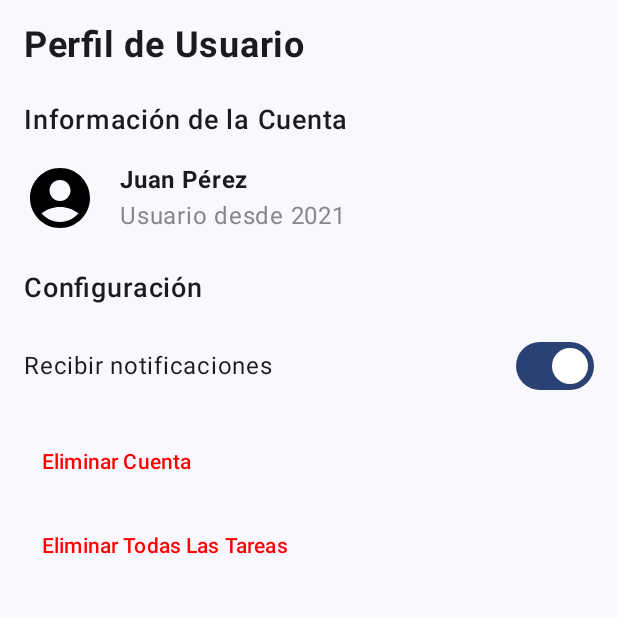
After one commit to EDERANDER/Aplicacion-de-tareas-Android-Studio-Kotlin-Spring-boot, an Android app built with Jetpack Compose: the composable ProfileScreen shown on its own in the app's theme, on a phone screen of 412 x 824 dp, the top half of it. The commit adds this screen. Run offline under Robolectric (Android 15) with nearby library versions, the phone set to English and light mode, and no system bars.

Commit message:
creando la opcion de perfil para usuario

```diff
--- a/app/src/main/java/com/unap/aplicaciontareasfinal/ui/theme/inicioSesion/LoginActivity.kt
+++ b/app/src/main/java/com/unap/aplicaciontareasfinal/ui/theme/inicioSesion/LoginActivity.kt
@@ -18,7 +18,7 @@ import androidx.compose.ui.text.input.PasswordVisualTransformation
 import androidx.compose.ui.text.style.TextAlign
 import androidx.compose.ui.unit.dp
 import androidx.compose.ui.unit.sp
-import com.unap.aplicaciontareasfinal.RegisterActivity
+import com.unap.aplicaciontareasfinal.ui.theme.inicioSesion.RegisterActivity
 import com.unap.aplicaciontareasfinal.ui.theme.AplicacionTareasFinalTheme
 
 class LoginActivity : ComponentActivity() {
--- a/app/src/main/java/com/unap/aplicaciontareasfinal/ui/theme/inicioSesion/RegisterActivity.kt
+++ b/app/src/main/java/com/unap/aplicaciontareasfinal/ui/theme/inicioSesion/RegisterActivity.kt
@@ -1,4 +1,4 @@
-package com.unap.aplicaciontareasfinal
+package com.unap.aplicaciontareasfinal.ui.theme.inicioSesion
 
 import android.content.Intent
 import android.os.Bundle
@@ -18,12 +18,13 @@ import androidx.compose.ui.text.input.PasswordVisualTransformation
 import androidx.compose.ui.text.style.TextAlign
 import androidx.compose.ui.unit.dp
 import androidx.compose.ui.unit.sp
-import com.unap.aplicaciontareasfinal.ui.theme.inicioSesion.LoginActivity
+import com.unap.aplicaciontareasfinal.ui.theme.AplicacionTareasFinalTheme
 
 class RegisterActivity : ComponentActivity() {
     override fun onCreate(savedInstanceState: Bundle?) {
         super.onCreate(savedInstanceState)
         setContent {
+            AplicacionTareasFinalTheme {
                 RegisterScreen(
                     onRegisterClick = {
                         // Aquí puedes guardar los datos o validar el registro
@@ -35,6 +36,7 @@ class RegisterActivity : ComponentActivity() {
                         finish()
                     }
                 )
+            }
         }
     }
 }
--- /dev/null
+++ b/app/src/main/java/com/unap/aplicaciontareasfinal/ui/theme/perfil/ProfileScreen.kt
@@ -0,0 +1,123 @@
+package com.unap.aplicaciontareasfinal.ui.theme.perfil
+
+import androidx.compose.foundation.Image
+import androidx.compose.foundation.layout.*
+import androidx.compose.material.icons.Icons
+import androidx.compose.material.icons.filled.AccountCircle
+import androidx.compose.material3.*
+import androidx.compose.runtime.*
+import androidx.compose.ui.Alignment
+import androidx.compose.ui.Modifier
+import androidx.compose.ui.graphics.Color
+import androidx.compose.ui.graphics.vector.ImageVector
+import androidx.compose.ui.text.font.FontWeight
+import androidx.compose.ui.unit.dp
+import androidx.compose.ui.unit.sp
+
+@Composable
+fun ProfileScreen() {
+    var showDeleteAccountDialog by remember { mutableStateOf(false) }
+    var showDeleteTasksDialog by remember { mutableStateOf(false) }
+    var notificationsEnabled by remember { mutableStateOf(true) }
+
+    Column(
+        modifier = Modifier
+            .fillMaxSize()
+            .padding(16.dp)
+    ) {
+        Text("Perfil de Usuario", fontSize = 24.sp, fontWeight = FontWeight.Bold)
+        Spacer(modifier = Modifier.height(24.dp))
+
+        Text("Información de la Cuenta", fontSize = 18.sp, fontWeight = FontWeight.SemiBold)
+        Spacer(modifier = Modifier.height(16.dp))
+
+        Row(verticalAlignment = Alignment.CenterVertically) {
+            Image(
+                imageVector = Icons.Default.AccountCircle,
+                contentDescription = "Avatar",
+                modifier = Modifier.size(48.dp)
+            )
+            Spacer(modifier = Modifier.width(16.dp))
+            Column {
+                Text("Juan Pérez", fontWeight = FontWeight.Bold)
+                Text("Usuario desde 2021", color = Color.Gray)
+            }
+        }
+        Spacer(modifier = Modifier.height(24.dp))
+
+        Text("Configuración", fontSize = 18.sp, fontWeight = FontWeight.SemiBold)
+        Spacer(modifier = Modifier.height(16.dp))
+
+        Row(
+            modifier = Modifier.fillMaxWidth(),
+            verticalAlignment = Alignment.CenterVertically,
+            horizontalArrangement = Arrangement.SpaceBetween
+        ) {
+            Text("Recibir notificaciones")
+            Switch(
+                checked = notificationsEnabled,
+                onCheckedChange = { notificationsEnabled = it }
+            )
+        }
+        Spacer(modifier = Modifier.height(16.dp))
+
+        TextButton(onClick = { showDeleteAccountDialog = true }) {
+            Text("Eliminar Cuenta", color = Color.Red)
+        }
+        Spacer(modifier = Modifier.height(8.dp))
+        TextButton(onClick = { showDeleteTasksDialog = true }) {
+            Text("Eliminar Todas Las Tareas", color = Color.Red)
+        }
+    }
+
+    if (showDeleteAccountDialog) {
+        DeleteConfirmationDialog(
+            title = "Eliminar Cuenta",
+            text = "¿Estás seguro de que deseas eliminar tu cuenta? Esta acción es irreversible y perderás todos los datos relacionados.",
+            onConfirm = {
+                // Lógica para eliminar cuenta
+                showDeleteAccountDialog = false
+            },
+            onDismiss = { showDeleteAccountDialog = false }
+        )
+    }
+
+    if (showDeleteTasksDialog) {
+        DeleteConfirmationDialog(
+            title = "Eliminar Tareas",
+            text = "¿Estás seguro de que deseas eliminar tus tareas? Esta acción es irreversible y perderás todos los datos relacionados.",
+            onConfirm = {
+                // Lógica para eliminar tareas
+                showDeleteTasksDialog = false
+            },
+            onDismiss = { showDeleteTasksDialog = false }
+        )
+    }
+}
+
+@Composable
+fun DeleteConfirmationDialog(
+    title: String,
+    text: String,
+    onConfirm: () -> Unit,
+    onDismiss: () -> Unit
+) {
+    AlertDialog(
+        onDismissRequest = onDismiss,
+        title = { Text(text = title, color = Color.Red, fontWeight = FontWeight.Bold) },
+        text = { Text(text = text) },
+        confirmButton = {
+            Button(
+                onClick = onConfirm,
+                colors = ButtonDefaults.buttonColors(containerColor = Color(0xFF6200EE))
+            ) {
+                Text("Confirmar")
+            }
+        },
+        dismissButton = {
+            TextButton(onClick = onDismiss) {
+                Text("Cancelar")
+            }
+        }
+    )
+}
```
Also changed, not shown: app/src/main/java/com/unap/aplicaciontareasfinal/ui/theme/crud/Navegacion.kt (+10 -0 lines), app/src/main/java/com/unap/aplicaciontareasfinal/ui/theme/perfil/img.png (added). Lines whose indentation alone changed are shown as unchanged.
